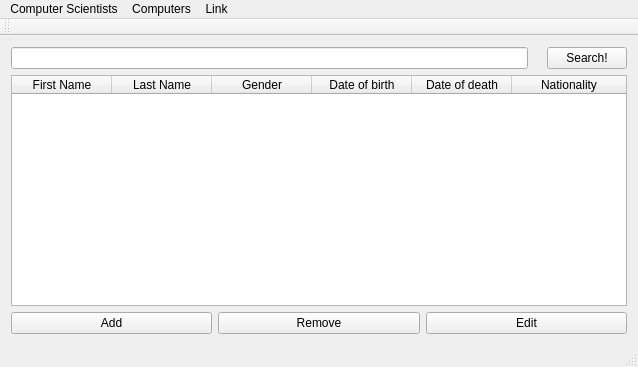
Old version of the form ui/computerscientists.ui in the repository VLN-H7/Skil3.
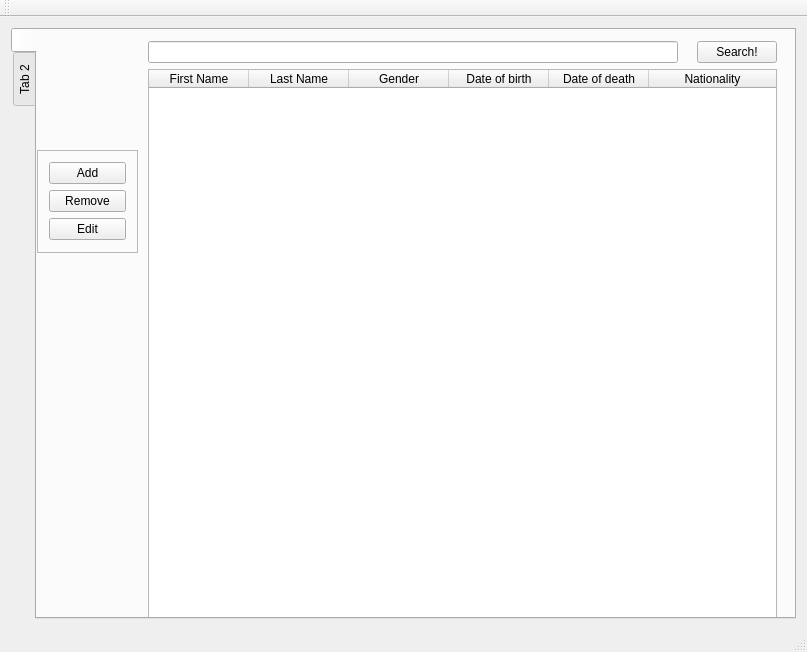
New version of the form. Icons and pictures are not drawn.

```diff
--- a/ui/computerscientists.ui
+++ b/ui/computerscientists.ui
@@ -6,8 +6,8 @@
    <rect>
     <x>0</x>
     <y>0</y>
-    <width>638</width>
-    <height>367</height>
+    <width>807</width>
+    <height>652</height>
    </rect>
   </property>
   <property name="windowTitle">
@@ -21,6 +21,53 @@
    <locale language="English" country="UnitedStates"/>
   </property>
   <widget class="QWidget" name="centralWidget">
+   <layout class="QVBoxLayout" name="verticalLayout_2">
+    <item>
+     <widget class="QTabWidget" name="tabWidget">
+      <property name="tabPosition">
+       <enum>QTabWidget::West</enum>
+      </property>
+      <property name="tabShape">
+       <enum>QTabWidget::Rounded</enum>
+      </property>
+      <property name="currentIndex">
+       <number>0</number>
+      </property>
+      <property name="iconSize">
+       <size>
+        <width>30</width>
+        <height>30</height>
+       </size>
+      </property>
+      <property name="elideMode">
+       <enum>Qt::ElideMiddle</enum>
+      </property>
+      <property name="documentMode">
+       <bool>false</bool>
+      </property>
+      <property name="tabsClosable">
+       <bool>false</bool>
+      </property>
+      <widget class="QWidget" name="Scientists">
+       <property name="autoFillBackground">
+        <bool>false</bool>
+       </property>
+       <attribute name="icon">
+        <iconset resource="../bin.qrc">
+         <normaloff>:/pictures/pictures/computerscientist.png</normaloff>:/pictures/pictures/computerscientist.png</iconset>
+       </attribute>
+       <attribute name="title">
+        <string/>
+       </attribute>
+       <widget class="QWidget" name="widget" native="true">
+        <property name="geometry">
+         <rect>
+          <x>100</x>
+          <y>0</y>
+          <width>651</width>
+          <height>601</height>
+         </rect>
+        </property>
    <layout class="QVBoxLayout" name="verticalLayout">
     <item>
      <layout class="QHBoxLayout" name="horizontalLayout">
@@ -44,6 +91,8 @@
      </layout>
     </item>
     <item>
+          <layout class="QHBoxLayout" name="horizontalLayout_2">
+           <item>
      <widget class="QTableWidget" name="tableScientists">
       <property name="editTriggers">
        <set>QAbstractItemView::NoEditTriggers</set>
@@ -89,8 +138,26 @@
       </column>
      </widget>
     </item>
-    <item>
-     <layout class="QHBoxLayout" name="horizontalLayout_2">
+          </layout>
+         </item>
+        </layout>
+       </widget>
+       <widget class="QFrame" name="frame">
+        <property name="geometry">
+         <rect>
+          <x>0</x>
+          <y>120</y>
+          <width>101</width>
+          <height>103</height>
+         </rect>
+        </property>
+        <property name="frameShape">
+         <enum>QFrame::StyledPanel</enum>
+        </property>
+        <property name="frameShadow">
+         <enum>QFrame::Raised</enum>
+        </property>
+        <layout class="QVBoxLayout" name="verticalLayout_3">
       <item>
        <widget class="QPushButton" name="addScientist">
         <property name="text">
@@ -113,49 +180,39 @@
        </widget>
       </item>
      </layout>
-    </item>
-   </layout>
-  </widget>
-  <widget class="QMenuBar" name="menuBar">
+       </widget>
+       <widget class="QLabel" name="label_2">
    <property name="geometry">
     <rect>
      <x>0</x>
      <y>0</y>
-     <width>638</width>
-     <height>21</height>
-    </rect>
-   </property>
-   <property name="cursor">
-    <cursorShape>ArrowCursor</cursorShape>
-   </property>
-   <property name="autoFillBackground">
-    <bool>false</bool>
-   </property>
-   <property name="locale">
-    <locale language="English" country="UnitedStates"/>
-   </property>
-   <widget class="QMenu" name="menuMain_Window">
-    <property name="title">
-     <string>Computer Scientists</string>
-    </property>
-    <addaction name="actionAdd_Computer_Scientist"/>
-    <addaction name="actionRemove_Scientist"/>
-    <addaction name="actionEdit_Scientist"/>
-   </widget>
-   <widget class="QMenu" name="menuComputer">
-    <property name="title">
-     <string>Computers</string>
-    </property>
-    <addaction name="actionAdd_Computer"/>
-   </widget>
-   <widget class="QMenu" name="menuLink">
-    <property name="title">
-     <string>Link</string>
-    </property>
-   </widget>
-   <addaction name="menuMain_Window"/>
-   <addaction name="menuComputer"/>
-   <addaction name="menuLink"/>
+          <width>91</width>
+          <height>121</height>
+         </rect>
+        </property>
+        <property name="text">
+         <string/>
+        </property>
+        <property name="pixmap">
+         <pixmap resource="../bin.qrc">:/pictures/pictures/computerscientist.png</pixmap>
+        </property>
+        <property name="scaledContents">
+         <bool>true</bool>
+        </property>
+       </widget>
+       <zorder>tableScientists</zorder>
+       <zorder>widget</zorder>
+       <zorder>frame</zorder>
+       <zorder>label_2</zorder>
+      </widget>
+      <widget class="QWidget" name="tab_2">
+       <attribute name="title">
+        <string>Tab 2</string>
+       </attribute>
+      </widget>
+     </widget>
+    </item>
+   </layout>
   </widget>
   <widget class="QToolBar" name="mainToolBar">
    <attribute name="toolBarArea">
```
Left out of the diff: 19 changed lines with no effect on the pictures. Lines whose indentation alone changed are shown as unchanged.
